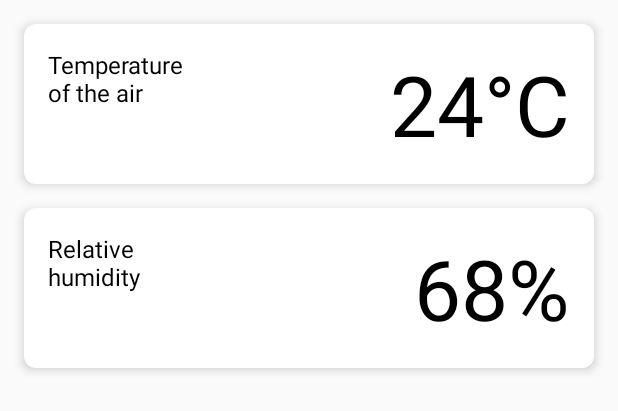
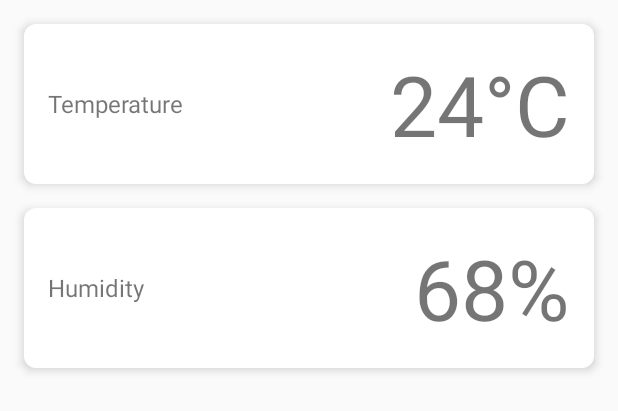
Before and after one commit to niemandkun/weather, an Android app: the layout fragment_weather_report.xml on its own in the app's theme, with its tools: preview values and no code run, on a phone screen of 412 x 824 dp. Shown: the top 411 px of the screen. Run offline under Robolectric (Android 15) with nearby library versions, the light colour scheme and no system bars.

Commit message:
+ new colors and icons

```diff
--- a/client/app/src/main/res/layout/fragment_weather_report.xml
+++ b/client/app/src/main/res/layout/fragment_weather_report.xml
@@ -39,15 +39,14 @@
             <TextView
                     android:layout_width="wrap_content"
                     android:layout_height="wrap_content"
-                    android:textColor="@color/colorTextMain"
                     android:textSize="@dimen/textRegular"
+                    android:layout_centerVertical="true"
                     android:text="@string/temperature"/>
 
             <TextView
                     android:id="@+id/fragment_weather_report_temperature"
                     android:layout_width="wrap_content"
                     android:layout_height="wrap_content"
-                    android:textColor="@color/colorTextMain"
                     android:textSize="@dimen/textHuge"
                     android:layout_alignParentEnd="true"
                     tools:text="24°C"/>
@@ -69,7 +68,7 @@
             <TextView
                     android:layout_width="wrap_content"
                     android:layout_height="wrap_content"
-                    android:textColor="@color/colorTextMain"
+                    android:layout_centerVertical="true"
                     android:textSize="@dimen/textRegular"
                     android:text="@string/humidity"/>
 
@@ -78,7 +77,6 @@
                     android:layout_width="wrap_content"
                     android:layout_height="wrap_content"
                     android:layout_alignParentEnd="true"
-                    android:textColor="@color/colorTextMain"
                     android:textSize="@dimen/textHuge"
                     tools:text="68%"/>
 
--- a/client/app/src/main/res/values/colors.xml
+++ b/client/app/src/main/res/values/colors.xml
@@ -1,8 +1,7 @@
 <?xml version="1.0" encoding="utf-8"?>
 <resources>
-    <color name="colorPrimary">#3F51B5</color>
-    <color name="colorPrimaryDark">#303F9F</color>
-    <color name="colorAccent">#FF4081</color>
+    <color name="colorPrimary">#d32f2f</color>
+    <color name="colorPrimaryDark">#9a0007</color>
+    <color name="colorAccent">#4bacb8</color>
     <color name="colorForeground">@android:color/white</color>
-    <color name="colorTextMain">@android:color/black</color>
 </resources>
--- a/client/app/src/main/res/values/strings.xml
+++ b/client/app/src/main/res/values/strings.xml
@@ -1,7 +1,7 @@
 <resources>
     <string name="app_name">Weather at home</string>
-    <string name="humidity">Relative\nhumidity</string>
-    <string name="temperature">Temperature\nof the air</string>
+    <string name="humidity">Humidity</string>
+    <string name="temperature">Temperature</string>
     <string name="temperature_fmt">%d°C</string>
     <string name="humidity_fmt">%d%%</string>
     <string name="error_fmt">O-o-ops…\n\n:(\n\nAn error has occurred:\n%s</string>
```
Also changed, not shown: client/app/src/main/res/mipmap-hdpi/ic_launcher.png, client/app/src/main/res/mipmap-hdpi/ic_launcher_round.png, client/app/src/main/res/mipmap-mdpi/ic_launcher.png, client/app/src/main/res/mipmap-mdpi/ic_launcher_round.png, client/app/src/main/res/mipmap-xhdpi/ic_launcher.png, client/app/src/main/res/mipmap-xhdpi/ic_launcher_round.png, client/app/src/main/res/mipmap-xxhdpi/ic_launcher.png, client/app/src/main/res/mipmap-xxhdpi/ic_launcher_round.png, client/app/src/main/res/mipmap-xxxhdpi/ic_launcher.png, client/app/src/main/res/mipmap-xxxhdpi/ic_launcher_round.png.
